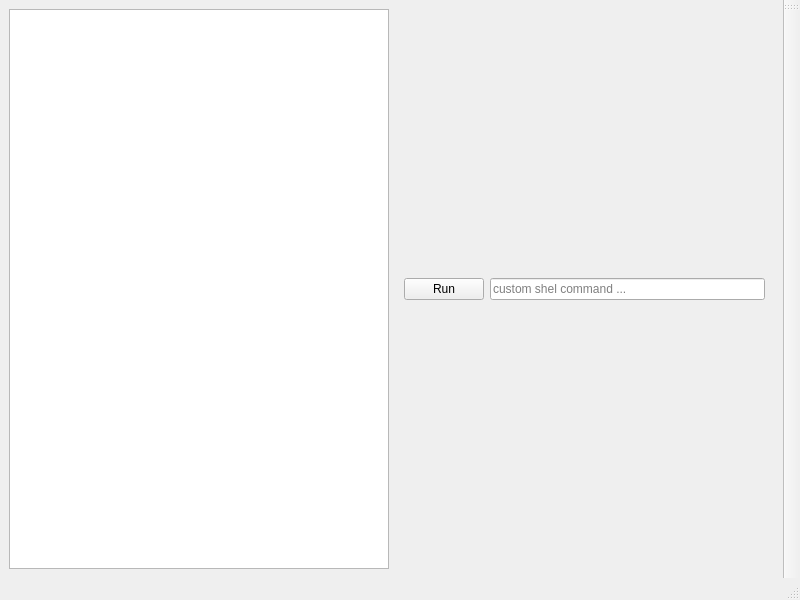
Old version of the form dashboard/mainwindow.ui in the repository Florence-Navet/inferno.
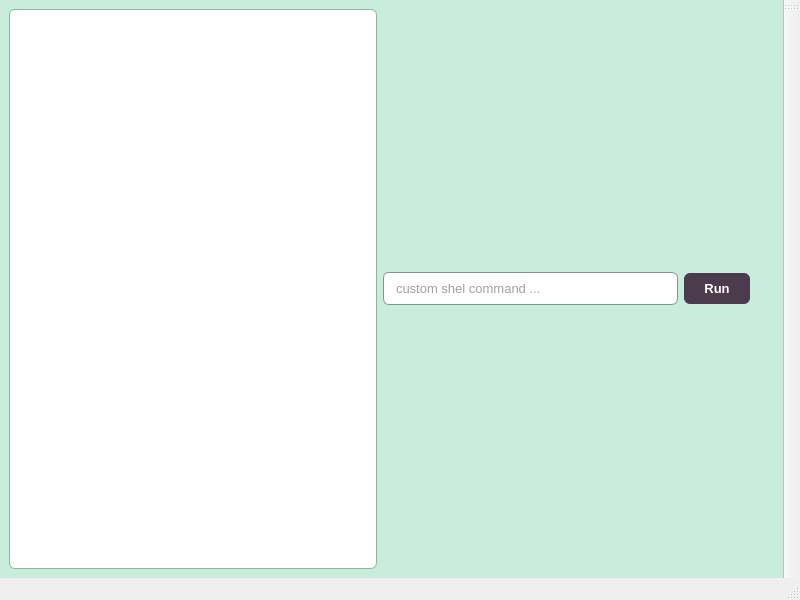
New version of the form.

Commit message: style(dashboard): apply color palette to shell command bar

The edit to the form file:
```diff
--- a/dashboard/mainwindow.ui
+++ b/dashboard/mainwindow.ui
@@ -14,30 +14,88 @@
    <string>MainWindow</string>
   </property>
   <widget class="QWidget" name="centralwidget">
+   <property name="styleSheet">
+    <string notr="true">QWidget#centralwidget {
+    background-color: #C9EDDC;
+}
+
+QListWidget, QListView {
+    background-color: #ffffff;
+    border: 1px solid #89B6A5;
+    border-radius: 6px;
+    padding: 4px;
+    color: #4C3B4D;
+    font-size: 13px;
+}
+
+QListWidget::item {
+    padding: 6px 8px;
+    border-radius: 4px;
+}
+
+QListWidget::item:selected {
+    background-color: #89B6A5;
+    color: #ffffff;
+}
+
+QLineEdit {
+    background-color: #ffffff;
+    border: 1px solid #82968C;
+    border-radius: 6px;
+    padding: 7px 10px;
+    color: #4C3B4D;
+    font-size: 13px;
+}
+
+QLineEdit:focus {
+    border: 1px solid #4C3B4D;
+}
+
+QPushButton {
+    background-color: #4C3B4D;
+    color: #ffffff;
+    border: none;
+    border-radius: 6px;
+    padding: 8px 20px;
+    font-weight: bold;
+    font-size: 13px;
+}
+
+QPushButton:hover {
+    background-color: #6A706E;
+}
+
+QPushButton:pressed {
+    background-color: #82968C;
+}</string>
+   </property>
    <layout class="QHBoxLayout" name="horizontalLayout_2">
     <item>
      <layout class="QHBoxLayout" name="horizontalLayout">
       <item>
        <widget class="QListView" name="listView"/>
       </item>
+      <item>
+       <layout class="QHBoxLayout" name="horizontalLayout_3">
+        <item>
+         <widget class="QLineEdit" name="lineEdit">
+          <property name="placeholderText">
+           <string>custom shel command ...</string>
+          </property>
+         </widget>
+        </item>
+        <item>
+         <widget class="QPushButton" name="pushButton">
+          <property name="text">
+           <string>Run</string>
+          </property>
+         </widget>
+        </item>
+       </layout>
+      </item>
       <item>
        <widget class="QWidget" name="widget" native="true">
-        <layout class="QHBoxLayout" name="horizontalLayout_3">
-         <item>
-          <widget class="QPushButton" name="pushButton">
-           <property name="text">
-            <string>Run</string>
-           </property>
-          </widget>
-         </item>
-         <item>
-          <widget class="QLineEdit" name="lineEdit">
-           <property name="placeholderText">
-            <string>custom shel command ...</string>
-           </property>
-          </widget>
-         </item>
-        </layout>
+        <layout class="QVBoxLayout" name="verticalLayout"/>
        </widget>
       </item>
      </layout>
```
